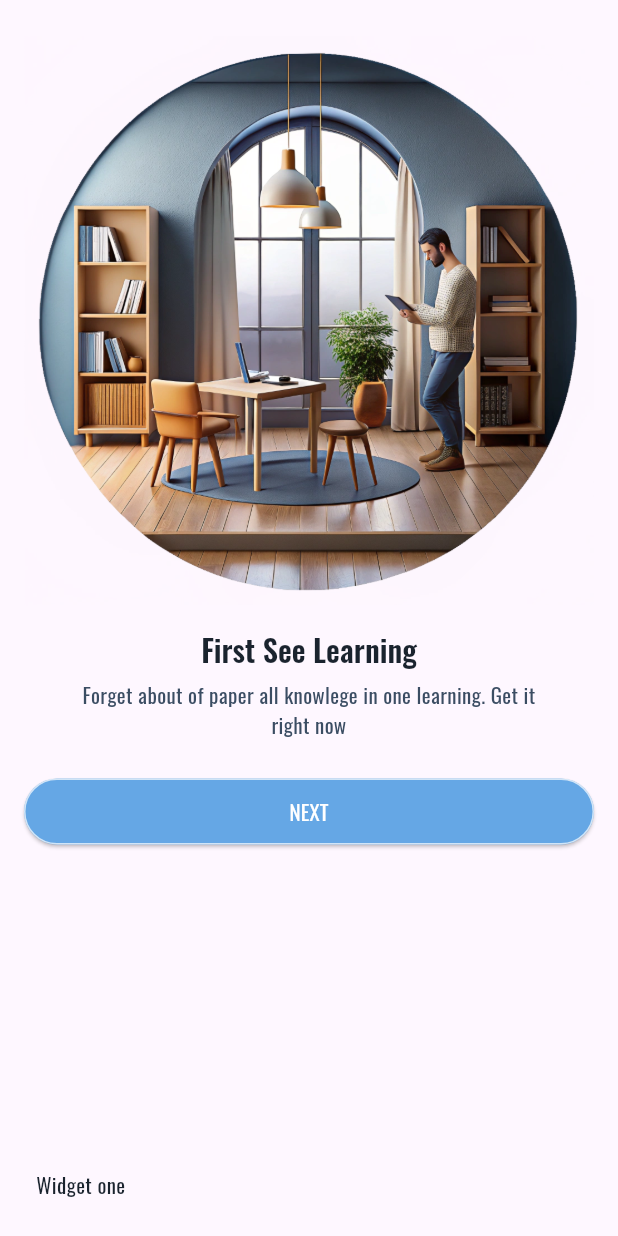
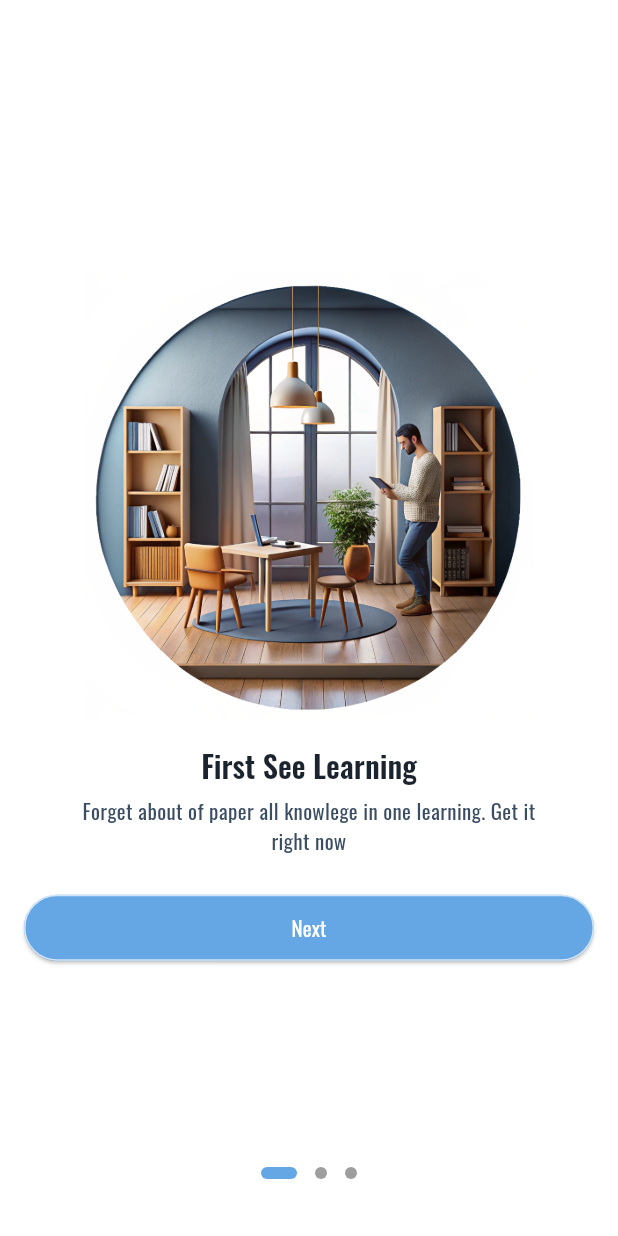
Before and after one commit to Montalmo/ualearning_app, a Flutter app: the screen it shows after launch, on a phone screen of 412 x 824 dp. Run offline on Flutter 3.47's test engine with Material 3 defaults, Android fonts, the phone set to English and light mode, and no system bars; drawn by our look-alikes of dots_indicator; our stand-ins replace flutter_riverpod, go_router.

```diff
--- a/lib/main.dart
+++ b/lib/main.dart
@@ -1,6 +1,7 @@
 import 'package:flutter/material.dart';
 import 'package:flutter_riverpod/flutter_riverpod.dart';
-import 'package:ualearning_app/pages/welcome/welcome_page.dart';
+
+import 'package:ualearning_app/router/router.dart';
 import 'package:ualearning_app/theme/theme_data.dart';
 
 void main() {
@@ -12,11 +13,11 @@ class MyApp extends StatelessWidget {
 
   @override
   Widget build(BuildContext context) {
-    return MaterialApp(
+    return MaterialApp.router(
       title: 'Flutter Demo',
       debugShowCheckedModeBanner: false,
       theme: appThemedata,
-      home: WelcomePage(),
+      routerConfig: router,
     );
   }
 }
--- /dev/null
+++ b/lib/pages/auth/signin/sign_in_page.dart
@@ -0,0 +1,10 @@
+import 'package:flutter/material.dart';
+
+class SignInPage extends StatelessWidget {
+  const SignInPage({super.key});
+
+  @override
+  Widget build(BuildContext context) {
+    return const Placeholder();
+  }
+}
--- a/lib/pages/welcome/welcome_page.dart
+++ b/lib/pages/welcome/welcome_page.dart
@@ -1,10 +1,18 @@
 import 'package:flutter/material.dart';
+import 'package:dots_indicator/dots_indicator.dart';
+import 'package:flutter_riverpod/flutter_riverpod.dart';
+
+import 'package:ualearning_app/pages/welcome/welcome_page_controller.dart';
 import 'package:ualearning_app/widgets/onboard_page_widget.dart';
 
-class WelcomePage extends StatelessWidget {
+class WelcomePage extends ConsumerWidget {
   WelcomePage({super.key});
 
   final PageController _pageController = PageController(initialPage: 0);
+
+  @override
+  Widget build(BuildContext context, WidgetRef ref) {
+    final index = ref.watch(welcomePageIndexProvider);
 
     slideOnboardingPage(int index, PageController pageController) {
       if (pageController.hasClients) {
@@ -18,13 +26,15 @@ class WelcomePage extends StatelessWidget {
       }
     }
 
-  @override
-  Widget build(BuildContext context) {
     return Scaffold(
       body: Stack(
+        alignment: Alignment.topCenter,
         children: [
           PageView(
             controller: _pageController,
+            onPageChanged: (value) {
+              ref.read(welcomePageIndexProvider.notifier).state = value;
+            },
             children: [
               //* First welcomw page
               AppOnboardingPage(
@@ -66,10 +76,19 @@ class WelcomePage extends StatelessWidget {
               ),
             ],
           ),
-          const Positioned(
-            bottom: 24,
-            left: 24,
-            child: Text('Widget one'),
+          Positioned(
+            bottom: 32,
+            child: DotsIndicator(
+              dotsCount: 3,
+              position: index,
+              mainAxisAlignment: MainAxisAlignment.center,
+              decorator: DotsDecorator(
+                size: const Size.square(8),
+                activeSize: const Size(24, 8),
+                activeShape: RoundedRectangleBorder(
+                    borderRadius: BorderRadius.circular(8)),
+              ),
+            ),
           ),
         ],
       ),
--- /dev/null
+++ b/lib/pages/welcome/welcome_page_controller.dart
@@ -0,0 +1,5 @@
+import 'package:flutter_riverpod/flutter_riverpod.dart';
+
+final welcomePageIndexProvider = StateProvider<int>((ref) {
+  return 0;
+});
--- /dev/null
+++ b/lib/router/router.dart
@@ -0,0 +1,17 @@
+import 'package:go_router/go_router.dart';
+import 'package:ualearning_app/pages/auth/signin/sign_in_page.dart';
+import 'package:ualearning_app/pages/welcome/welcome_page.dart';
+
+final GoRouter router = GoRouter(routes: [
+  GoRoute(
+    path: '/',
+    name: 'Wecloma Page',
+    builder: (context, state) => WelcomePage(),
+    routes: [
+      GoRoute(
+          path: 'auth',
+          name: 'Sign In Page',
+          builder: (context, state) => SignInPage()),
+    ],
+  ),
+]);
--- a/lib/theme/theme_constants.dart
+++ b/lib/theme/theme_constants.dart
@@ -64,3 +64,15 @@ ElevatedButtonThemeData appElevatedButtonThemeData = ElevatedButtonThemeData(
     ),
   ),
 );
+
+ColorScheme appColorScheme = const ColorScheme(
+  brightness: Brightness.light,
+  primary: AppColorPallet.mainColor,
+  onPrimary: AppColorPallet.textPrimaryColor,
+  secondary: AppColorPallet.textSecondaryColor,
+  onSecondary: AppColorPallet.whiteColor,
+  error: Colors.redAccent,
+  onError: Colors.black54,
+  surface: AppColorPallet.whiteColor,
+  onSurface: AppColorPallet.textPrimaryColor,
+);
--- a/lib/theme/theme_data.dart
+++ b/lib/theme/theme_data.dart
@@ -7,4 +7,5 @@ ThemeData appThemedata = ThemeData(
   fontFamily: 'Oswald',
   textTheme: appTextTheme,
   elevatedButtonTheme: appElevatedButtonThemeData,
+  colorScheme: appColorScheme,
 );
--- /dev/null
+++ b/lib/widgets/button_widget.dart
@@ -0,0 +1,38 @@
+import 'package:flutter/material.dart';
+
+import 'package:ualearning_app/theme/color_pallet.dart';
+
+enum AppElevatedButtonType { primary, secondary }
+
+class AppElevatedButton extends StatelessWidget {
+  const AppElevatedButton(
+      {super.key,
+      required this.buttonType,
+      required this.lable,
+      required this.onPress});
+
+  final AppElevatedButtonType buttonType;
+  final String lable;
+  final VoidCallback onPress;
+
+  @override
+  Widget build(BuildContext context) {
+    return ElevatedButton(
+      style: ElevatedButton.styleFrom(
+        backgroundColor: buttonType == AppElevatedButtonType.primary
+            ? AppColorPallet.mainColor
+            : Colors.red,
+        foregroundColor: buttonType == AppElevatedButtonType.primary
+            ? AppColorPallet.whiteColor
+            : Colors.black54,
+        side: const BorderSide(color: AppColorPallet.buttonBorderColor),
+        padding: const EdgeInsets.symmetric(
+          horizontal: 24.0,
+          vertical: 12.0,
+        ),
+      ),
+      onPressed: onPress,
+      child: Text(lable),
+    );
+  }
+}
--- a/lib/widgets/onboard_page_widget.dart
+++ b/lib/widgets/onboard_page_widget.dart
@@ -3,6 +3,7 @@ import 'package:flutter/material.dart';
 import 'package:ualearning_app/constants/gap.dart';
 import 'package:ualearning_app/theme/color_pallet.dart';
 import 'package:ualearning_app/utitlits/extentions.dart';
+import 'package:ualearning_app/widgets/button_widget.dart';
 
 class AppOnboardingPage extends StatelessWidget {
   const AppOnboardingPage({
@@ -11,7 +12,8 @@ class AppOnboardingPage extends StatelessWidget {
     required this.description,
     required this.imagePath,
     required this.index,
-    required this.pageController, required this.onPress,
+    required this.pageController,
+    required this.onPress,
   });
 
   final String title;
@@ -30,10 +32,15 @@ class AppOnboardingPage extends StatelessWidget {
       ),
       child: Column(
         crossAxisAlignment: CrossAxisAlignment.stretch,
+        mainAxisAlignment: MainAxisAlignment.center,
         children: [
-          Image.asset(
-            imagePath,
-            fit: BoxFit.fitHeight,
+          SizedBox(
+            width: 300,
+            height: 300,
+            child: Image.asset(
+              imagePath,
+              fit: BoxFit.fitHeight,
+            ),
           ),
           AppGaps.gapH16,
           Padding(
@@ -55,11 +62,10 @@ class AppOnboardingPage extends StatelessWidget {
             ),
           ),
           AppGaps.gapH24,
-          ElevatedButton(
-            onPressed: onPress,
-            child: Text(
-              'Next'.toUpperCase(),
-            ),
+          AppElevatedButton(
+            buttonType: AppElevatedButtonType.primary,
+            lable: index != 2 ? 'Next' : 'Get started',
+            onPress: onPress,
           ),
         ],
       ),
--- a/pubspec.yaml
+++ b/pubspec.yaml
@@ -36,6 +36,8 @@ dependencies:
   # Use with the CupertinoIcons class for iOS style icons.
   cupertino_icons: ^1.0.6
   flutter_riverpod: ^2.5.1
+  dots_indicator: ^3.0.0
+  go_router: ^14.3.0
 
 dev_dependencies:
   flutter_test:
```
Also changed, not shown: pubspec.lock. Lines whose indentation alone changed are shown as unchanged.
